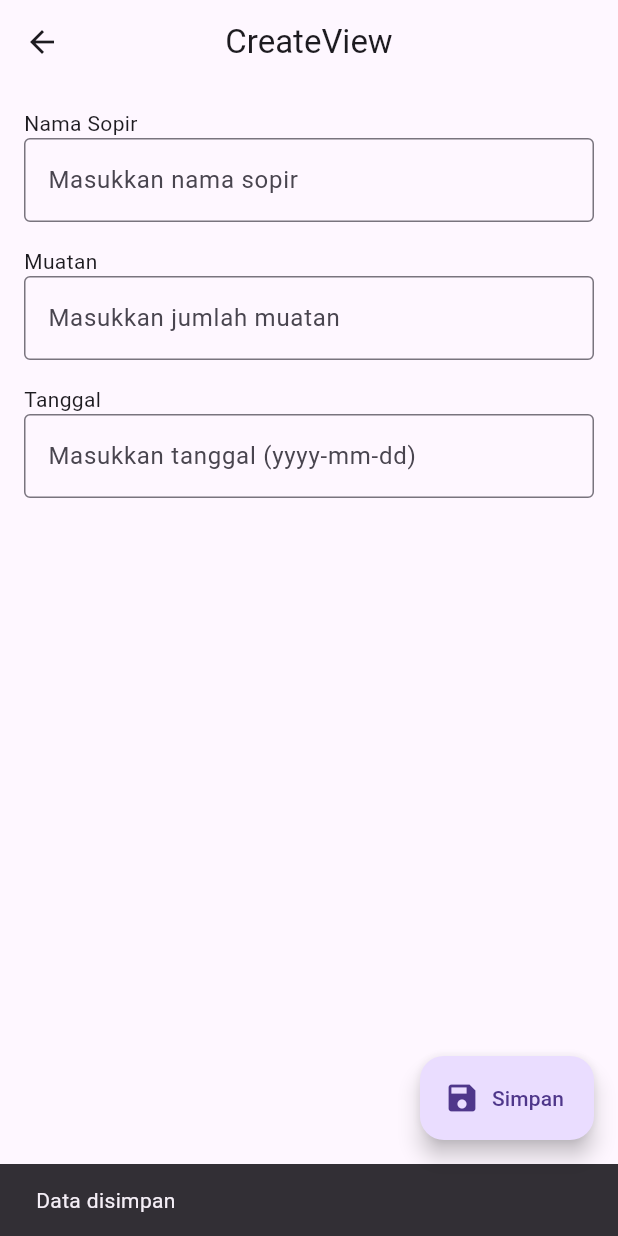
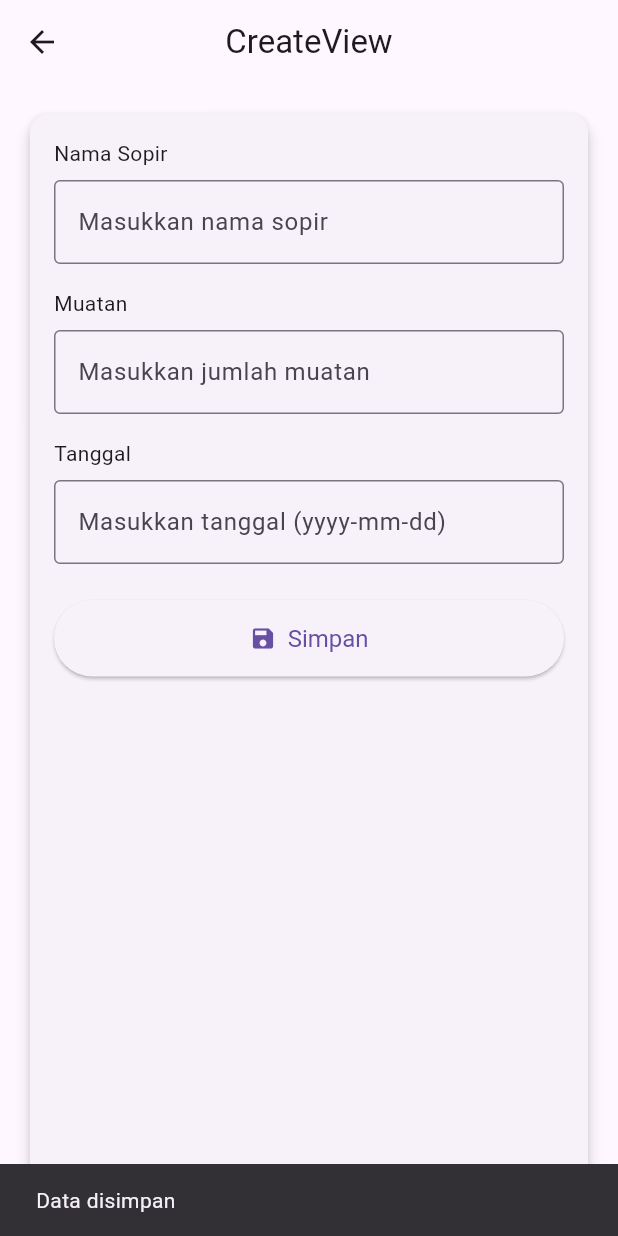
Before and after one commit to ujangggg/aplikasi, a Flutter app: the CreateView screen opened by its route, after a tap on "Simpan", on a phone screen of 412 x 824 dp. Run offline on Flutter 3.47's test engine with Material 3 defaults, Android fonts, the phone set to English and light mode, and no system bars; our stand-ins replace get.

Commit message:
modifikasi create

```diff
--- a/lib/app/modules/create/views/create_view.dart
+++ b/lib/app/modules/create/views/create_view.dart
@@ -1,6 +1,5 @@
 import 'package:flutter/material.dart';
 import 'package:get/get.dart';
-
 import '../controllers/create_controller.dart';
 
 class CreateView extends GetView<CreateController> {
@@ -12,10 +11,18 @@ class CreateView extends GetView<CreateController> {
       appBar: AppBar(title: const Text('CreateView'), centerTitle: true),
       body: Padding(
         padding: const EdgeInsets.all(16.0),
+        child: Card(
+          elevation: 4,
+          shape: RoundedRectangleBorder(
+            borderRadius: BorderRadius.circular(12),
+          ),
+          child: Padding(
+            padding: const EdgeInsets.all(16.0),
             child: Column(
-          crossAxisAlignment: CrossAxisAlignment.start,
+              crossAxisAlignment: CrossAxisAlignment.stretch,
               children: [
                 const Text("Nama Sopir"),
+                const SizedBox(height: 8),
                 TextField(
                   decoration: const InputDecoration(
                     border: OutlineInputBorder(),
@@ -25,6 +32,7 @@ class CreateView extends GetView<CreateController> {
                 const SizedBox(height: 16),
 
                 const Text("Muatan"),
+                const SizedBox(height: 8),
                 TextField(
                   decoration: const InputDecoration(
                     border: OutlineInputBorder(),
@@ -35,6 +43,7 @@ class CreateView extends GetView<CreateController> {
                 const SizedBox(height: 16),
 
                 const Text("Tanggal"),
+                const SizedBox(height: 8),
                 TextField(
                   decoration: const InputDecoration(
                     border: OutlineInputBorder(),
@@ -42,18 +51,25 @@ class CreateView extends GetView<CreateController> {
                   ),
                   keyboardType: TextInputType.datetime,
                 ),
+                const SizedBox(height: 24),
+
+                ElevatedButton.icon(
+                  onPressed: () {
+                    ScaffoldMessenger.of(context).showSnackBar(
+                      const SnackBar(content: Text('Data disimpan')),
+                    );
+                  },
+                  icon: const Icon(Icons.save),
+                  label: const Text('Simpan'),
+                  style: ElevatedButton.styleFrom(
+                    padding: const EdgeInsets.symmetric(vertical: 16),
+                    textStyle: const TextStyle(fontSize: 16),
+                  ),
+                ),
               ],
             ),
           ),
-
-      floatingActionButton: FloatingActionButton.extended(
-        onPressed: () {
-          ScaffoldMessenger.of(
-            context,
-          ).showSnackBar(const SnackBar(content: Text('Data disimpan')));
-        },
-        icon: const Icon(Icons.save),
-        label: const Text('Simpan'),
+        ),
       ),
     );
   }
```
Lines whose indentation alone changed are shown as unchanged.
